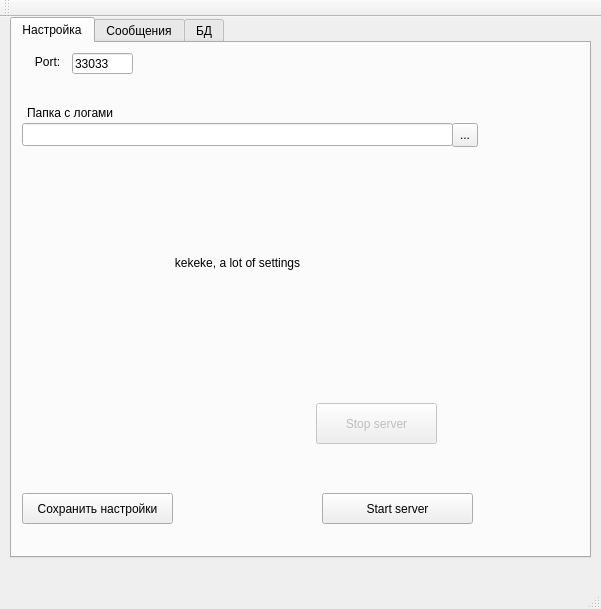
Before: the Qt Designer form statswindow.ui in group93492/chat-server, drawn with Qt 5.
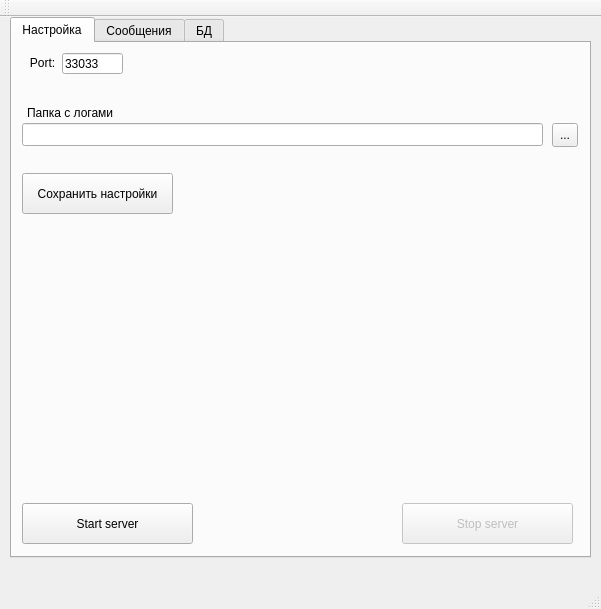
After: the same form once the commit is applied.

What changed in the file:
```diff
--- a/statswindow.ui
+++ b/statswindow.ui
@@ -36,10 +36,10 @@
      <widget class="QPushButton" name="startServerButton">
       <property name="geometry">
        <rect>
-        <x>310</x>
-        <y>450</y>
-        <width>151</width>
-        <height>31</height>
+        <x>10</x>
+        <y>460</y>
+        <width>171</width>
+        <height>41</height>
        </rect>
       </property>
       <property name="text">
@@ -49,7 +49,7 @@
      <widget class="QLineEdit" name="portEdit">
       <property name="geometry">
        <rect>
-        <x>60</x>
+        <x>50</x>
         <y>10</y>
         <width>61</width>
         <height>21</height>
@@ -64,8 +64,8 @@
        <rect>
         <x>10</x>
         <y>10</y>
-        <width>51</width>
-        <height>17</height>
+        <width>41</width>
+        <height>20</height>
        </rect>
       </property>
       <property name="text">
@@ -75,29 +75,13 @@
        <set>Qt::AlignCenter</set>
       </property>
      </widget>
-     <widget class="QLabel" name="annoyingLbl">
-      <property name="geometry">
-       <rect>
-        <x>110</x>
-        <y>210</y>
-        <width>231</width>
-        <height>20</height>
-       </rect>
-      </property>
-      <property name="text">
-       <string>kekeke, a lot of settings</string>
-      </property>
-      <property name="alignment">
-       <set>Qt::AlignCenter</set>
-      </property>
-     </widget>
      <widget class="QPushButton" name="saveSettingsButton">
       <property name="geometry">
        <rect>
         <x>10</x>
-        <y>450</y>
+        <y>130</y>
         <width>151</width>
-        <height>31</height>
+        <height>41</height>
        </rect>
       </property>
       <property name="text">
@@ -122,7 +106,7 @@
        <rect>
         <x>10</x>
         <y>80</y>
-        <width>431</width>
+        <width>521</width>
         <height>23</height>
        </rect>
       </property>
@@ -130,7 +114,7 @@
      <widget class="QToolButton" name="setLogPathButton">
       <property name="geometry">
        <rect>
-        <x>440</x>
+        <x>540</x>
         <y>80</y>
         <width>26</width>
         <height>24</height>
@@ -149,9 +133,9 @@
       </property>
       <property name="geometry">
        <rect>
-        <x>304</x>
-        <y>360</y>
-        <width>121</width>
+        <x>390</x>
+        <y>460</y>
+        <width>171</width>
         <height>41</height>
        </rect>
       </property>
```
Left out of the diff: 12 changed lines with no effect on the pictures.
